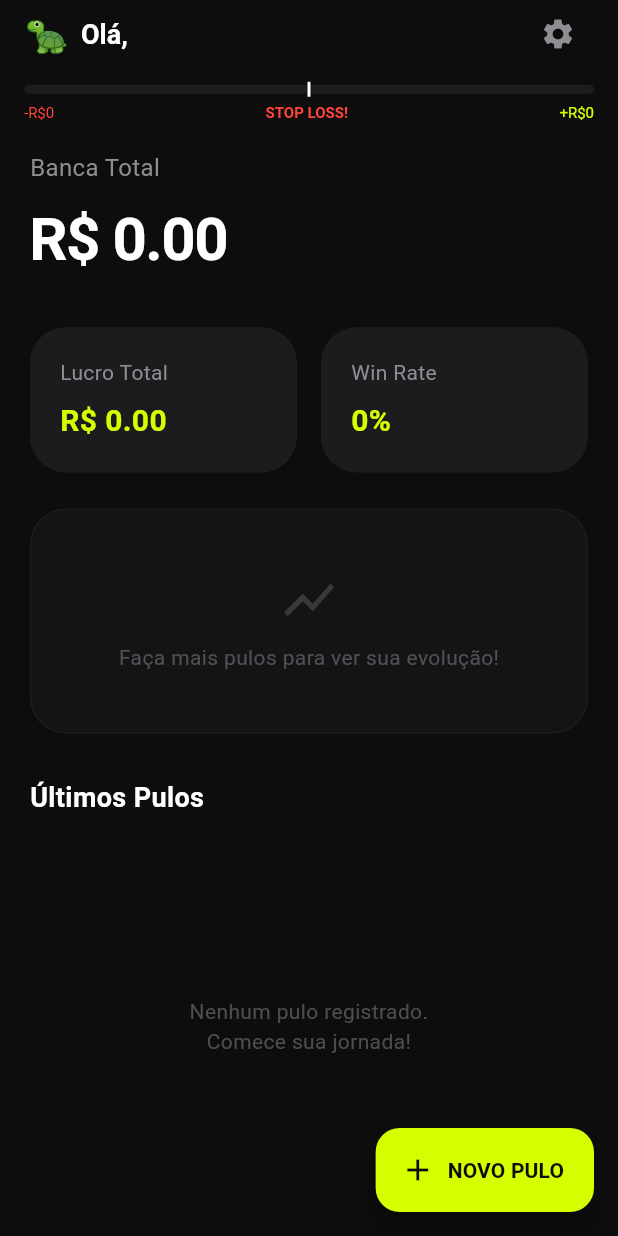
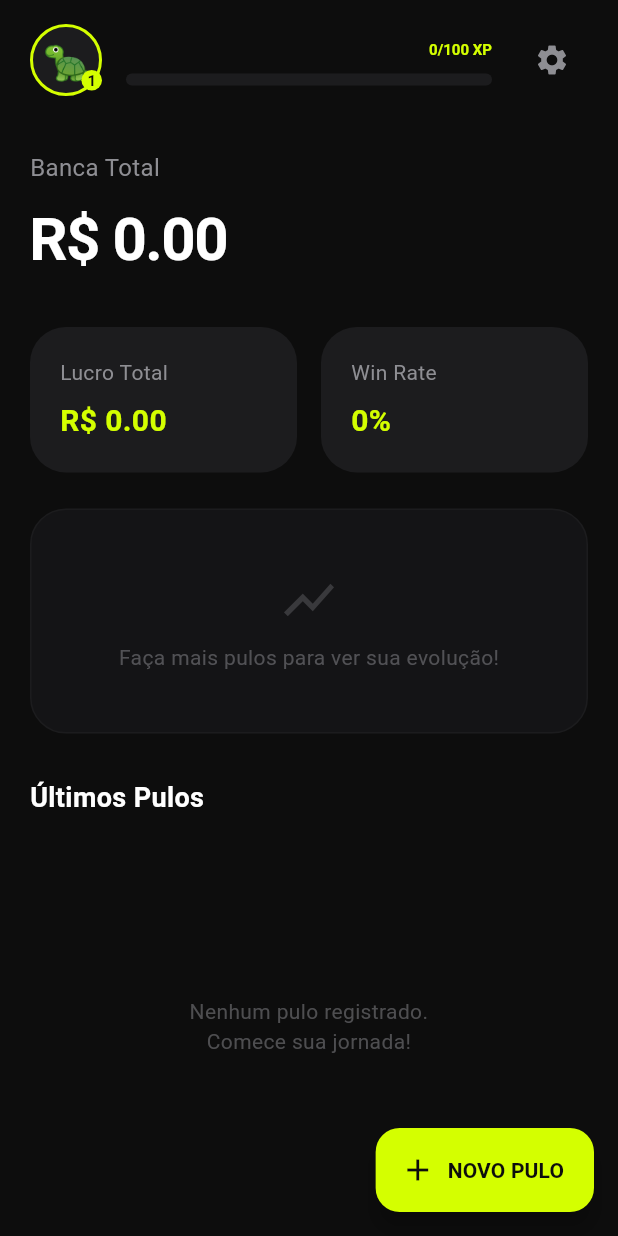
Before and after one commit to rossydDev/thressfrog-app, a Flutter app: the HomePage screen opened directly, on a phone screen of 412 x 824 dp. Run offline on Flutter 3.47's test engine with Material 3 defaults, Android fonts, the light colour scheme and no system bars; our stand-ins replace fl_chart, hive, hive_flutter; accounts and stored records are empty.

Commit message:
feat: implement XP system backend, user levels and gamified AppBar

```diff
--- a/lib/core/state/bankroll_controller.dart
+++ b/lib/core/state/bankroll_controller.dart
@@ -43,7 +43,6 @@ class BankrollController extends ChangeNotifier {
     _bets = _betsBox.values.toList();
     // Ordena da mais nova para a mais antiga (Lista da UI)
     _bets.sort((a, b) => b.date.compareTo(a.date));
-
     notifyListeners();
   }
 
@@ -62,13 +61,53 @@ class BankrollController extends ChangeNotifier {
 
   void addBet(Bet bet) {
     _bets.insert(0, bet);
-    _currentBalance -=
-        bet.stake; // O dinheiro sai da banca ao apostar
-
+    _currentBalance -= bet.stake;
     _betsBox.put(bet.id, bet);
     _settingsBox.put('balance', _currentBalance);
 
+    if (_userProfile != null) {
+      _checkAndAward(bet);
+    }
+
     notifyListeners();
+  }
+
+  void _checkAndAward(Bet bet) {
+    final suggested = _userProfile!.suggestedStake(
+      _currentBalance * bet.stake,
+    );
+    final bool isStakeCorrect =
+        bet.stake <= (suggested + 1.0);
+
+    final bool isRespectingLimits =
+        !isStopLossHit && !isStopWinHit;
+
+    if (isStakeCorrect && isRespectingLimits) {
+      _grantXP(10);
+    }
+  }
+
+  void _grantXP(double amount) {
+    if (_userProfile == null) {
+      return;
+    }
+
+    double newXP = _userProfile!.currentXP + amount;
+    int newLevel = _userProfile!.currentLevel;
+    double xpNeeded = _userProfile!.xpToNextLevel;
+
+    // Level Up! 🆙
+    if (newXP >= xpNeeded) {
+      newXP -= xpNeeded;
+      newLevel++;
+    }
+
+    final updatedUser = _userProfile!.copyWith(
+      currentXP: newXP,
+      currentLevel: newLevel,
+    );
+
+    setUserProfile(updatedUser);
   }
 
   void resolveBet(Bet bet, BetResult newResult) {
--- a/lib/features/create_bet/create_bet_page.dart
+++ b/lib/features/create_bet/create_bet_page.dart
@@ -5,8 +5,7 @@ import '../../core/theme/app_theme.dart';
 import '../../models/bet_model.dart';
 
 class CreateBetPage extends StatefulWidget {
-  final Bet?
-  betToEdit; // Parâmetro opcional: Se vier, é Edição.
+  final Bet? betToEdit;
 
   const CreateBetPage({super.key, this.betToEdit});
 
@@ -26,7 +25,6 @@ class _CreateBetPageState extends State<CreateBetPage> {
   @override
   void initState() {
     super.initState();
-    // Inicializa os controllers com dados existentes (Edição) ou vazios (Criação)
     _matchController = TextEditingController(
       text: widget.betToEdit?.matchTitle ?? '',
     );
@@ -40,7 +38,6 @@ class _CreateBetPageState extends State<CreateBetPage> {
       text: widget.betToEdit?.notes ?? '',
     );
 
-    // Se for criação nova, tenta preencher a stake sugerida
     if (widget.betToEdit == null) {
       _prefillStake();
     }
@@ -77,7 +74,34 @@ class _CreateBetPageState extends State<CreateBetPage> {
         _oddController.text.replaceAll(',', '.'),
       );
 
-      // Se for edição, mantém o ID e a Data original. Se for novo, cria novos.
+      // --- A TRAVA DE SEGURANÇA ---
+      // Pegamos o saldo atual
+      final currentBalance =
+          BankrollController.instance.currentBalance;
+
+      // Se for edição, precisamos considerar que o valor da aposta antiga vai voltar pra banca
+      // Se for nova, é direto.
+      double availableFunds = currentBalance;
+      if (widget.betToEdit != null) {
+        availableFunds += widget
+            .betToEdit!
+            .stake; // Devolve a stake antiga virtualmente para checar
+      }
+
+      if (stake > availableFunds) {
+        // Bloqueia e avisa
+        ScaffoldMessenger.of(context).showSnackBar(
+          SnackBar(
+            content: Text(
+              "Saldo insuficiente! Você tem apenas R\$ ${availableFunds.toStringAsFixed(2)}",
+            ),
+            backgroundColor: AppColors.errorRed,
+          ),
+        );
+        return; // Para tudo aqui!
+      }
+      // ----------------------------
+
       final isEditing = widget.betToEdit != null;
 
       final newBet = Bet(
@@ -93,8 +117,7 @@ class _CreateBetPageState extends State<CreateBetPage> {
         odd: odd,
         result: isEditing
             ? widget.betToEdit!.result
-            : BetResult
-                  .pending, // Mantém o resultado se editando
+            : BetResult.pending,
         notes: _notesController.text,
       );
 
--- a/lib/features/home/widgets/threshold_app_bar.dart
+++ b/lib/features/home/widgets/threshold_app_bar.dart
@@ -9,7 +9,7 @@ class ThresholdAppBar extends StatelessWidget
   const ThresholdAppBar({super.key});
 
   @override
-  Size get preferredSize => const Size.fromHeight(80); // Mais alto que o padrão
+  Size get preferredSize => const Size.fromHeight(80);
 
   @override
   Widget build(BuildContext context) {
@@ -19,47 +19,141 @@ class ThresholdAppBar extends StatelessWidget
         final controller = BankrollController.instance;
         final user = controller.userProfile;
 
-        final lossProgress = controller.stopLossProgress;
-        final winProgress = controller.stopWinProgress;
+        // Dados de Gamificação
+        final level = user?.currentLevel ?? 1;
+        final xpProgress = user?.progressToLevelUp ?? 0.0;
+        final xpText =
+            "${user?.currentXP.toInt()}/${user?.xpToNextLevel.toInt()} XP";
 
         return AppBar(
           toolbarHeight: 80,
           backgroundColor: AppColors.deepBlack,
           titleSpacing: 0,
           elevation: 0,
-          automaticallyImplyLeading:
-              false, // Remove seta de voltar padrão
+          automaticallyImplyLeading: false,
           title: Padding(
             padding: const EdgeInsets.symmetric(
-              horizontal: 16.0,
+              horizontal: 20.0,
             ),
+            child: Row(
+              crossAxisAlignment: CrossAxisAlignment.center,
+              children: [
+                // 1. AVATAR E NÍVEL (Esquerda)
+                Stack(
+                  alignment: Alignment.bottomRight,
+                  children: [
+                    Container(
+                      width: 48,
+                      height: 48,
+                      decoration: BoxDecoration(
+                        color: AppColors.surfaceDark,
+                        shape: BoxShape.circle,
+                        border: Border.all(
+                          color: AppColors.neonGreen,
+                          width: 2,
+                        ),
+                      ),
+                      child: Center(
+                        child: Text(
+                          user?.animalEmoji ?? "🐸",
+                          style: const TextStyle(
+                            fontSize: 26,
+                          ),
+                        ),
+                      ),
+                    ),
+                    // Badge do Nível
+                    Container(
+                      padding: const EdgeInsets.all(4),
+                      decoration: const BoxDecoration(
+                        color: AppColors.neonGreen,
+                        shape: BoxShape.circle,
+                      ),
+                      child: Text(
+                        "$level",
+                        style: const TextStyle(
+                          color: AppColors.deepBlack,
+                          fontWeight: FontWeight.bold,
+                          fontSize: 10,
+                        ),
+                      ),
+                    ),
+                  ],
+                ),
+
+                const SizedBox(width: 16),
+
+                // 2. BARRA DE XP E NOME (Centro Expandido)
+                Expanded(
                   child: Column(
-              mainAxisAlignment: MainAxisAlignment.center,
+                    crossAxisAlignment:
+                        CrossAxisAlignment.start,
+                    mainAxisAlignment:
+                        MainAxisAlignment.center,
                     children: [
-                // Linha 1: Identidade e Botão Config
                       Row(
                         mainAxisAlignment:
                             MainAxisAlignment.spaceBetween,
                         children: [
-                    Row(
-                      children: [
                           Text(
-                          user?.animalEmoji ?? "🐸",
-                          style: const TextStyle(
-                            fontSize: 24,
-                          ),
-                        ),
-                        const SizedBox(width: 8),
-                        Text(
-                          "Olá, ${user?.name ?? 'Invocador'}",
+                            user?.name ?? 'Invocador',
                             style: const TextStyle(
                               color: AppColors.textWhite,
                               fontWeight: FontWeight.bold,
-                            fontSize: 18,
+                              fontSize: 16,
+                            ),
+                          ),
+                          Text(
+                            xpText,
+                            style: const TextStyle(
+                              color: AppColors.neonGreen,
+                              fontWeight: FontWeight.bold,
+                              fontSize: 10,
                             ),
                           ),
                         ],
                       ),
+                      const SizedBox(height: 6),
+
+                      // Barra de XP
+                      Container(
+                        height: 8,
+                        width: double.infinity,
+                        decoration: BoxDecoration(
+                          color: AppColors.surfaceDark,
+                          borderRadius:
+                              BorderRadius.circular(4),
+                        ),
+                        child: FractionallySizedBox(
+                          alignment: Alignment.centerLeft,
+                          widthFactor: xpProgress == 0
+                              ? 0.0
+                              : xpProgress,
+                          child: Container(
+                            decoration: BoxDecoration(
+                              color: AppColors.neonGreen,
+                              borderRadius:
+                                  BorderRadius.circular(4),
+                              boxShadow: [
+                                BoxShadow(
+                                  color: AppColors.neonGreen
+                                      .withValues(
+                                        alpha: 0.5,
+                                      ),
+                                  blurRadius: 6,
+                                ),
+                              ],
+                            ),
+                          ),
+                        ),
+                      ),
+                    ],
+                  ),
+                ),
+
+                const SizedBox(width: 16),
+
+                // 3. BOTÃO CONFIG (Direita)
                 IconButton(
                   icon: const Icon(
                     Icons.settings,
@@ -77,158 +171,6 @@ class ThresholdAppBar extends StatelessWidget
                 ),
               ],
             ),
-
-                const SizedBox(height: 8),
-
-                // Linha 2: As Barras de Threshold (Visual Gamer)
-                Stack(
-                  alignment: Alignment.center,
-                  children: [
-                    // Fundo do trilho
-                    Container(
-                      height: 6,
-                      width: double.infinity,
-                      decoration: BoxDecoration(
-                        color: AppColors.surfaceDark,
-                        borderRadius: BorderRadius.circular(
-                          3,
-                        ),
-                      ),
-                    ),
-
-                    Row(
-                      children: [
-                        // Lado ESQUERDO (Prejuízo/Stop Loss)
-                        Expanded(
-                          child: Align(
-                            alignment:
-                                Alignment.centerRight,
-                            child: FractionallySizedBox(
-                              widthFactor: lossProgress == 0
-                                  ? 0.0
-                                  : lossProgress,
-                              child: Container(
-                                height: 6,
-                                decoration: BoxDecoration(
-                                  color: AppColors.errorRed,
-                                  borderRadius:
-                                      const BorderRadius.horizontal(
-                                        left:
-                                            Radius.circular(
-                                              3,
-                                            ),
-                                      ),
-                                  boxShadow: [
-                                    if (lossProgress > 0.8)
-                                      BoxShadow(
-                                        color: AppColors
-                                            .errorRed
-                                            .withValues(
-                                              alpha: 0.6,
-                                            ),
-                                        blurRadius: 6,
-                                      ),
-                                  ],
-                                ),
-                              ),
-                            ),
-                          ),
-                        ),
-                        // Divisor Central (Zero)
-                        Container(
-                          width: 2,
-                          height: 10,
-                          color: AppColors.textWhite,
-                        ),
-
-                        // Lado DIREITO (Lucro/Stop Win)
-                        Expanded(
-                          child: Align(
-                            alignment: Alignment.centerLeft,
-                            child: FractionallySizedBox(
-                              widthFactor: winProgress == 0
-                                  ? 0.0
-                                  : winProgress,
-                              child: Container(
-                                height: 6,
-                                decoration: BoxDecoration(
-                                  color:
-                                      AppColors.neonGreen,
-                                  borderRadius:
-                                      const BorderRadius.horizontal(
-                                        right:
-                                            Radius.circular(
-                                              3,
-                                            ),
-                                      ),
-                                  boxShadow: [
-                                    if (winProgress >= 1.0)
-                                      BoxShadow(
-                                        color: AppColors
-                                            .neonGreen
-                                            .withValues(
-                                              alpha: 0.6,
-                                            ),
-                                        blurRadius: 6,
-                                      ),
-                                  ],
-                                ),
-                              ),
-                            ),
-                          ),
-                        ),
-                      ],
-                    ),
-                  ],
-                ),
-
-                // Linha 3: Textos de Status
-                Padding(
-                  padding: const EdgeInsets.only(top: 4),
-                  child: Row(
-                    mainAxisAlignment:
-                        MainAxisAlignment.spaceBetween,
-                    children: [
-                      // Valor do Stop Loss em R$
-                      Text(
-                        "-R\$${(controller.stopLossValue).toStringAsFixed(0)}",
-                        style: const TextStyle(
-                          color: AppColors.errorRed,
-                          fontSize: 10,
-                        ),
-                      ),
-
-                      // Status Central
-                      Text(
-                        controller.isStopLossHit
-                            ? "STOP LOSS!"
-                            : (controller.isStopWinHit
-                                  ? "META BATIDA!"
-                                  : "EM JOGO"),
-                        style: TextStyle(
-                          color: controller.isStopLossHit
-                              ? AppColors.errorRed
-                              : (controller.isStopWinHit
-                                    ? AppColors.neonGreen
-                                    : AppColors.textGrey),
-                          fontWeight: FontWeight.bold,
-                          fontSize: 10,
-                        ),
-                      ),
-
-                      // Valor do Stop Win em R$
-                      Text(
-                        "+R\$${(controller.stopWinValue).toStringAsFixed(0)}",
-                        style: const TextStyle(
-                          color: AppColors.neonGreen,
-                          fontSize: 10,
-                        ),
-                      ),
-                    ],
-                  ),
-                ),
-              ],
-            ),
           ),
         );
       },
--- a/lib/models/user_profile.dart
+++ b/lib/models/user_profile.dart
@@ -21,11 +21,16 @@ class UserProfile {
   @HiveField(2)
   final InvestorProfile profile;
 
-  // NOVOS CAMPOS: Porcentagens customizáveis
   @HiveField(3)
   final double stopWinPercentage;
   @HiveField(4)
   final double stopLossPercentage;
+
+  // NOVOS CAMPOS DE GAMIFICAÇÃO
+  @HiveField(5)
+  final int currentLevel;
+  @HiveField(6)
+  final double currentXP;
 
   UserProfile({
     required this.name,
@@ -33,12 +38,21 @@ class UserProfile {
     required this.profile,
     double? stopWinPercentage,
     double? stopLossPercentage,
+    this.currentLevel = 1, // Começa no Nível 1
+    this.currentXP = 0.0, // Começa com 0 XP
   }) : stopWinPercentage =
            stopWinPercentage ?? _defaultWin(profile),
        stopLossPercentage =
            stopLossPercentage ?? _defaultLoss(profile);
 
-  // MÉTODOS ESTÁTICOS DE AJUDA
+  // Lógica de RPG: XP necessário para o próximo nível
+  // Fórmula: Nível * 100 (Ex: Nvl 1 precisa de 100XP, Nvl 2 precisa de 200XP...)
+  double get xpToNextLevel => currentLevel * 100.0;
+
+  double get progressToLevelUp =>
+      (currentXP / xpToNextLevel).clamp(0.0, 1.0);
+
+  // Métodos estáticos mantidos
   static double _defaultWin(InvestorProfile p) {
     if (p == InvestorProfile.turtle) return 0.03;
     if (p == InvestorProfile.alligator) return 0.10;
@@ -65,4 +79,28 @@ class UserProfile {
     if (profile == InvestorProfile.alligator) return "🐊";
     return "🐸";
   }
+
+  // Helper para criar uma cópia atualizada (Imutabilidade)
+  UserProfile copyWith({
+    String? name,
+    double? initialBankroll,
+    InvestorProfile? profile,
+    double? stopWinPercentage,
+    double? stopLossPercentage,
+    int? currentLevel,
+    double? currentXP,
+  }) {
+    return UserProfile(
+      name: name ?? this.name,
+      initialBankroll:
+          initialBankroll ?? this.initialBankroll,
+      profile: profile ?? this.profile,
+      stopWinPercentage:
+          stopWinPercentage ?? this.stopWinPercentage,
+      stopLossPercentage:
+          stopLossPercentage ?? this.stopLossPercentage,
+      currentLevel: currentLevel ?? this.currentLevel,
+      currentXP: currentXP ?? this.currentXP,
+    );
+  }
 }
```
Also changed, not shown: lib/models/user_profile.g.dart. Lines whose indentation alone changed are shown as unchanged.
